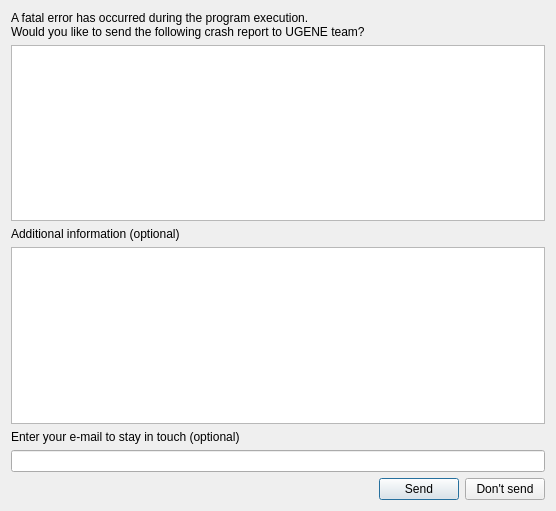
The window that src/ugenem/src/ui/SendReportDialog.ui (violethaze74/ugene) describes before a commit, drawn with Qt 5.
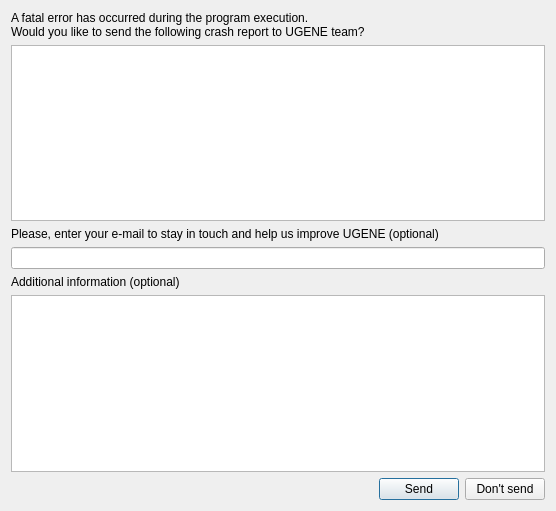
The same window after the commit. Icons and pictures are not drawn.

Commit message: UGENE-1151 Find Pattern: load patterns from a file and send report changed

What changed in the file:
```diff
--- a/src/ugenem/src/ui/SendReportDialog.ui
+++ b/src/ugenem/src/ui/SendReportDialog.ui
@@ -33,20 +33,10 @@
      </property>
     </widget>
    </item>
-   <item>
-    <widget class="QLabel" name="additionalInfoLabel">
-     <property name="text">
-      <string>Additional information (optional)</string>
-     </property>
-    </widget>
-   </item>
-   <item>
-    <widget class="QPlainTextEdit" name="additionalInfoTextEdit"/>
-   </item>
    <item>
     <widget class="QLabel" name="emailLabel">
      <property name="text">
-      <string>Enter your e-mail to stay in touch (optional)</string>
+      <string>Please, enter your e-mail to stay in touch and help us improve UGENE (optional)</string>
      </property>
     </widget>
    </item>
@@ -57,6 +47,16 @@
      </property>
     </widget>
    </item>
+   <item>
+    <widget class="QLabel" name="additionalInfoLabel">
+     <property name="text">
+      <string>Additional information (optional)</string>
+     </property>
+    </widget>
+   </item>
+   <item>
+    <widget class="QPlainTextEdit" name="additionalInfoTextEdit"/>
+   </item>
    <item>
     <layout class="QHBoxLayout" name="horizontalLayout">
      <item>
```
The commit also changes 3 other files.
